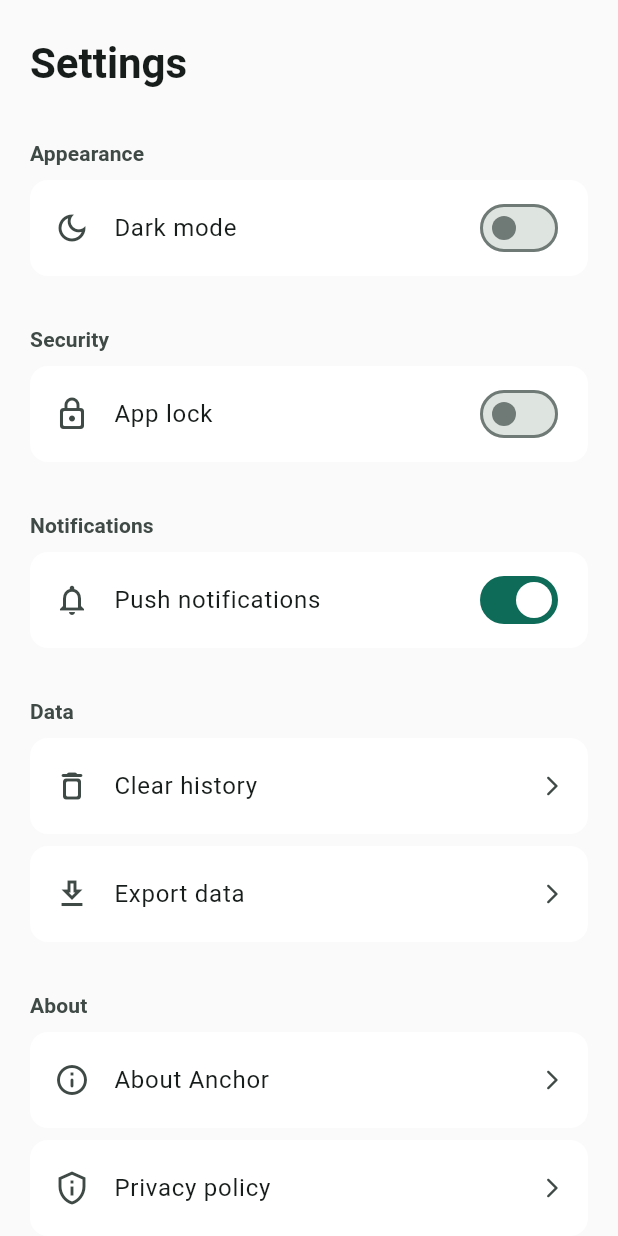
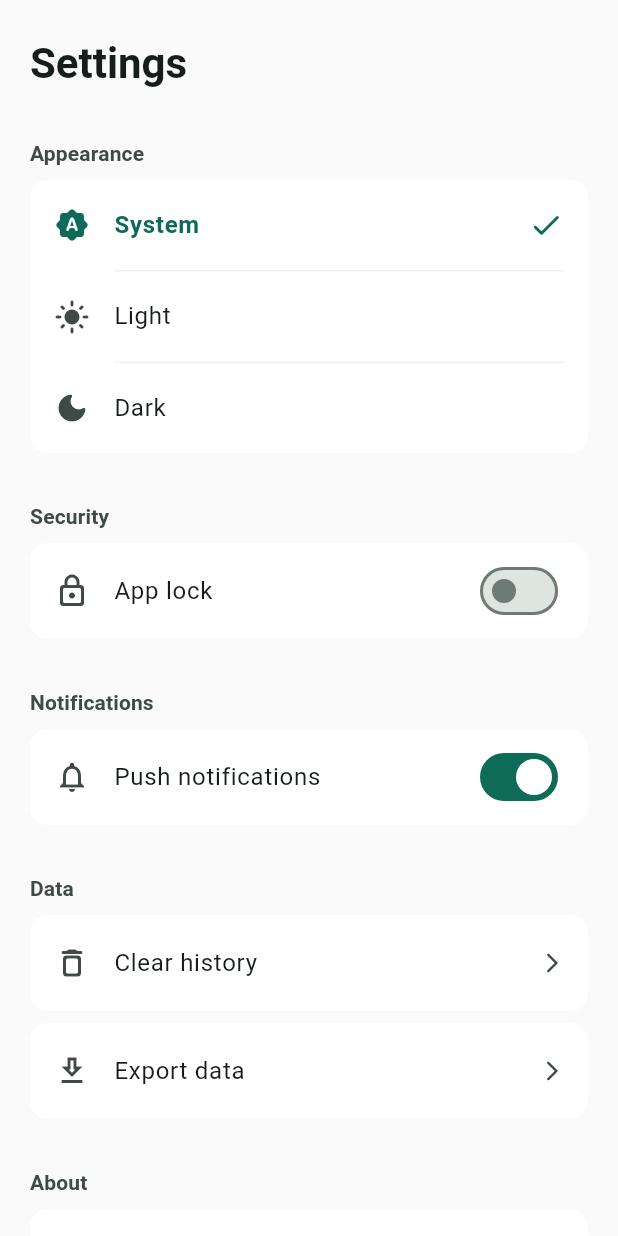
Before and after one commit to w99910/anchor, a Flutter app: the SettingsPage screen opened directly, on a phone screen of 412 x 824 dp. Run offline on Flutter 3.47's test engine with Material 3 defaults, Android fonts, the light colour scheme and no system bars; our stand-ins replace shared_preferences; accounts and stored records are empty.

Commit message:
added dark/light and save session

```diff
--- a/lib/pages/settings_page.dart
+++ b/lib/pages/settings_page.dart
@@ -1,4 +1,5 @@
 import 'package:flutter/material.dart';
+import '../main.dart' show themeNotifier, saveTheme;
 import '../utils/responsive.dart';
 
 class SettingsPage extends StatefulWidget {
@@ -9,7 +10,6 @@ class SettingsPage extends StatefulWidget {
 }
 
 class _SettingsPageState extends State<SettingsPage> {
-  bool _darkMode = false;
   bool _notifications = true;
   bool _appLock = false;
 
@@ -36,12 +36,7 @@ class _SettingsPageState extends State<SettingsPage> {
                 const SizedBox(height: 32),
 
                 _SectionTitle('Appearance'),
-                _ToggleTile(
-                  icon: Icons.dark_mode_outlined,
-                  title: 'Dark mode',
-                  value: _darkMode,
-                  onChanged: (v) => setState(() => _darkMode = v),
-                ),
+                _ThemeSelector(),
 
                 const SizedBox(height: 24),
                 _SectionTitle('Security'),
@@ -162,6 +157,108 @@ class _SettingsPageState extends State<SettingsPage> {
   }
 }
 
+class _ThemeSelector extends StatelessWidget {
+  const _ThemeSelector();
+
+  @override
+  Widget build(BuildContext context) {
+    return ValueListenableBuilder<ThemeMode>(
+      valueListenable: themeNotifier,
+      builder: (context, themeMode, child) {
+        return Container(
+          margin: const EdgeInsets.only(bottom: 8),
+          decoration: BoxDecoration(
+            color: Theme.of(context).cardTheme.color,
+            borderRadius: BorderRadius.circular(12),
+          ),
+          child: Column(
+            children: [
+              _ThemeOption(
+                icon: Icons.brightness_auto_rounded,
+                title: 'System',
+                isSelected: themeMode == ThemeMode.system,
+                onTap: () => saveTheme(ThemeMode.system),
+                showDivider: true,
+              ),
+              _ThemeOption(
+                icon: Icons.light_mode_rounded,
+                title: 'Light',
+                isSelected: themeMode == ThemeMode.light,
+                onTap: () => saveTheme(ThemeMode.light),
+                showDivider: true,
+              ),
+              _ThemeOption(
+                icon: Icons.dark_mode_rounded,
+                title: 'Dark',
+                isSelected: themeMode == ThemeMode.dark,
+                onTap: () => saveTheme(ThemeMode.dark),
+                showDivider: false,
+              ),
+            ],
+          ),
+        );
+      },
+    );
+  }
+}
+
+class _ThemeOption extends StatelessWidget {
+  final IconData icon;
+  final String title;
+  final bool isSelected;
+  final VoidCallback onTap;
+  final bool showDivider;
+
+  const _ThemeOption({
+    required this.icon,
+    required this.title,
+    required this.isSelected,
+    required this.onTap,
+    required this.showDivider,
+  });
+
+  @override
+  Widget build(BuildContext context) {
+    return Column(
+      children: [
+        ListTile(
+          onTap: onTap,
+          contentPadding: const EdgeInsets.symmetric(
+            horizontal: 16,
+            vertical: 2,
+          ),
+          leading: Icon(
+            icon,
+            color: isSelected
+                ? Theme.of(context).colorScheme.primary
+                : Theme.of(context).colorScheme.onSurfaceVariant,
+          ),
+          title: Text(
+            title,
+            style: TextStyle(
+              fontWeight: isSelected ? FontWeight.w600 : null,
+              color: isSelected ? Theme.of(context).colorScheme.primary : null,
+            ),
+          ),
+          trailing: isSelected
+              ? Icon(
+                  Icons.check_rounded,
+                  color: Theme.of(context).colorScheme.primary,
+                )
+              : null,
+        ),
+        if (showDivider)
+          Divider(
+            height: 1,
+            indent: 56,
+            endIndent: 16,
+            color: Theme.of(context).colorScheme.outline.withOpacity(0.1),
+          ),
+      ],
+    );
+  }
+}
+
 class _SectionTitle extends StatelessWidget {
   final String title;
 
--- a/pubspec.yaml
+++ b/pubspec.yaml
@@ -2,7 +2,7 @@ name: anchor
 description: "A new Flutter project."
 # The following line prevents the package from being accidentally published to
 # pub.dev using `flutter pub publish`. This is preferred for private packages.
-publish_to: 'none' # Remove this line if you wish to publish to pub.dev
+publish_to: "none" # Remove this line if you wish to publish to pub.dev
 
 # The following defines the version and build number for your application.
 # A version number is three numbers separated by dots, like 1.2.43
@@ -34,6 +34,7 @@ dependencies:
   # The following adds the Cupertino Icons font to your application.
   # Use with the CupertinoIcons class for iOS style icons.
   cupertino_icons: ^1.0.8
+  shared_preferences: ^2.2.2
 
 dev_dependencies:
   flutter_test:
@@ -51,7 +52,6 @@ dev_dependencies:
 
 # The following section is specific to Flutter packages.
 flutter:
-
   # The following line ensures that the Material Icons font is
   # included with your application, so that you can use the icons in
   # the material Icons class.
```
Also changed, not shown: lib/main.dart (+51 -7 lines), lib/pages/home_page.dart (+15 -18 lines), lib/pages/onboarding/download_model_page.dart (+7 -1 lines), pubspec.lock, 1 other file.
